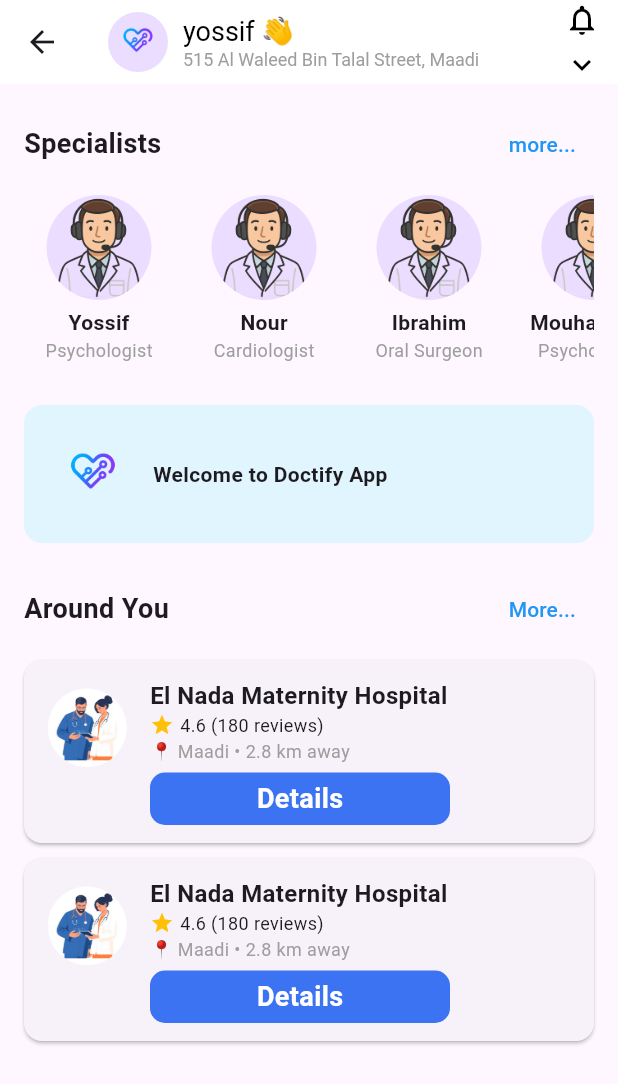
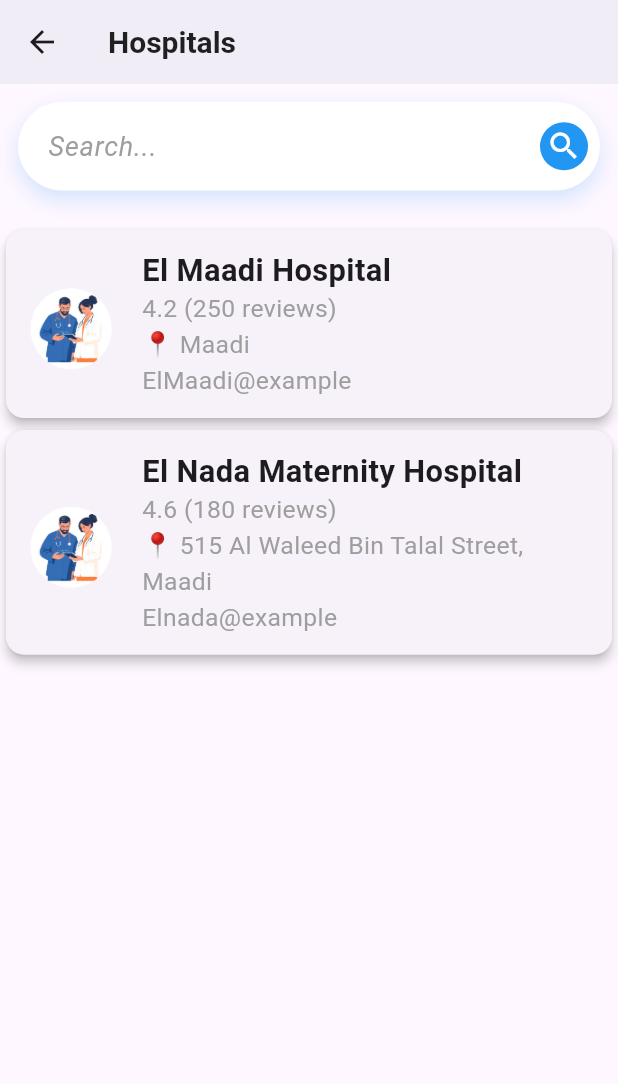
Before and after one commit to NourMahamoud/Healthy_System, a Flutter app: the HomeScreen screen opened directly, after a tap on "More...", on a phone screen of 412 x 824 dp. Shown: the top 1084 px of the screen. Run offline on Flutter 3.47's test engine with Material 3 defaults, Android fonts, the phone set to English and light mode, and no system bars; our stand-ins replace google_fonts, introduction_screen.

Commit message:
doctor and hospital screens

```diff
--- /dev/null
+++ b/lib/View/screens/details_Screens/more_hospitals.dart
@@ -0,0 +1,86 @@
+import 'package:doctifityapp/View/widgets/hospital_card.dart';
+import 'package:flutter/material.dart';
+import 'package:provider/provider.dart';
+
+import '../../../view_model/home_view_model.dart';
+import '../../widgets/more_app_bar.dart';
+
+class MoreHospitals extends StatefulWidget {
+  const MoreHospitals({super.key});
+
+  @override
+  State<MoreHospitals> createState() => _MoreHospitalsState();
+}
+
+class _MoreHospitalsState extends State<MoreHospitals> {
+  @override
+  Widget build(BuildContext context) {
+    final vm = context.watch<HomeViewModel>();
+    return Scaffold(
+      appBar: MoreAppBar(title: 'Hospitals', showBack: true),
+      body: Column(
+        children: [
+          Padding(
+            padding: const EdgeInsets.all(12),
+            child: Container(
+              decoration: BoxDecoration(
+                color: Colors.white,
+                borderRadius: BorderRadius.circular(30),
+                boxShadow: [
+                  BoxShadow(
+                    color: Colors.blue.withOpacity(0.2),
+                    blurRadius: 12,
+                    offset: Offset(0, 6),
+                  ),
+                ],
+              ),
+              child: TextField(
+                keyboardType: TextInputType.name,
+                cursorColor: Colors.lightBlue,
+                style: TextStyle(fontSize: 18),
+                decoration: InputDecoration(
+                  contentPadding: const EdgeInsets.symmetric(
+                    vertical: 16,
+                    horizontal: 20,
+                  ),
+                  hintText: "Search...",
+                  hintStyle: TextStyle(
+                    fontSize: 18,
+                    color: Colors.grey[500],
+                    fontStyle: FontStyle.italic,
+                  ),
+                  suffixIcon: Container(
+                    margin: const EdgeInsets.all(8),
+                    decoration: BoxDecoration(
+                      color: Colors.blue,
+                      shape: BoxShape.circle,
+                    ),
+                    child: const Icon(Icons.search, color: Colors.white),
+                  ),
+                  border: InputBorder.none,
+                ),
+              ),
+            ),
+          ),
+          SizedBox(height: 10),
+          Expanded(
+            child: ListView.builder(
+              itemCount: vm.hospitals.length,
+              itemBuilder: (context, index) {
+                final hospital = vm.hospitals[index];
+                return HospitalCard(
+                  image: hospital.imageUrl,
+                  name: hospital.name,
+                  email: hospital.email,
+                  rating: hospital.rating,
+                  reviews: hospital.reviews,
+                  location: hospital.location,
+                );
+              },
+            ),
+          ),
+        ],
+      ),
+    );
+  }
+}
--- a/lib/View/screens/main_screens/home_screen.dart
+++ b/lib/View/screens/main_screens/home_screen.dart
@@ -1,3 +1,5 @@
+import 'package:doctifityapp/View/screens/details_Screens/more_doctors.dart';
+import 'package:doctifityapp/View/screens/details_Screens/more_hospitals.dart';
 import 'package:doctifityapp/utills/ImagePath.dart';
 import 'package:doctifityapp/view_model/home_view_model.dart';
 import 'package:flutter/material.dart';
@@ -41,7 +43,7 @@
                       /*
                             user.address,
                             */
-                      "515 Al Waleed Bin Talal Street, Maadi",
+                      "11 Al Laithi ST El Sharabia",
                       style: const TextStyle(color: Colors.grey, fontSize: 12),
                     ),
                   ],
@@ -102,7 +104,11 @@
 
                 // Text Button Navigat to Doctors Page when we assgin as hospital
                 TextButton(
-                  onPressed: () {},
+                  onPressed: () {
+                    Navigator.of(context).push(
+                      MaterialPageRoute(builder: (context) => MoreDoctors()),
+                    );
+                  },
                   child: vm.doctors.length == 1
                       ? Text("")
                       : Text("more...", style: TextStyle(color: Colors.blue)),
@@ -176,7 +182,11 @@
                   style: TextStyle(fontSize: 18, fontWeight: FontWeight.bold),
                 ),
                 TextButton(
-                  onPressed: () {},
+                  onPressed: () {
+                    Navigator.of(context).push(
+                      MaterialPageRoute(builder: (context) => MoreHospitals()),
+                    );
+                  },
                   child: vm.hospitals.length == 1
                       ? Text("")
                       : Text("More...", style: TextStyle(color: Colors.blue)),
@@ -243,7 +253,7 @@
                                   ],
                                 ),
                                 Text(
-                                  "📍 ${hospital.location} • ${hospital.distance} km away",
+                                  "📍 ${hospital.location} ",
                                   style: TextStyle(
                                     fontSize: 12,
                                     color: Colors.grey,
--- /dev/null
+++ b/lib/View/widgets/hospital_card.dart
@@ -0,0 +1,86 @@
+import 'package:flutter/material.dart';
+
+class HospitalCard extends StatelessWidget {
+  final String image;
+  final String name;
+  final String? email;
+  final double rating;
+  final int reviews;
+  final String location;
+
+  const HospitalCard({
+    super.key,
+    required this.image,
+    required this.name,
+     this.email,
+    required this.rating,
+    required this.reviews,
+    required this.location,
+  });
+
+  @override
+  Widget build(BuildContext context) {
+    final screenWidth = MediaQuery.of(context).size.width;
+
+    return Card(
+      elevation: 3,
+      shape: RoundedRectangleBorder(borderRadius: BorderRadius.circular(12)),
+      child: Padding(
+        padding: EdgeInsets.all(screenWidth * 0.03),
+        child: Row(
+          children: [
+            ClipRRect(
+              borderRadius: BorderRadius.circular(8),
+              child: Image.asset(
+                image,
+                width: screenWidth * 0.15,
+                height: screenWidth * 0.15,
+                fit: BoxFit.cover,
+              ),
+            ),
+            SizedBox(width: screenWidth * 0.04),
+
+            Expanded(
+              child: Column(
+                crossAxisAlignment: CrossAxisAlignment.start,
+                children: [
+                  Text(
+                    name,
+                    style: TextStyle(
+                      fontWeight: FontWeight.bold,
+                      fontSize: screenWidth * 0.05,
+                    ),
+                  ),
+
+                  Text(
+                    "$rating ($reviews reviews)",
+                    style: TextStyle(
+                      color: Colors.grey,
+                      fontSize: screenWidth * 0.04,
+                    ),
+                  ),
+
+                  Text(
+                    "📍 $location",
+                    style: TextStyle(
+                      color: Colors.grey,
+                      fontSize: screenWidth * 0.04,
+                    ),
+                  ),
+
+                  email!=null ? Text(
+                    email!,
+                    style: TextStyle(
+                      color: Colors.grey,
+                      fontSize: screenWidth * 0.04,
+                    ),
+                  ): Text("Email Not Found")
+                ],
+              ),
+            ),
+          ],
+        ),
+      ),
+    );
+  }
+}
--- /dev/null
+++ b/lib/View/widgets/more_app_bar.dart
@@ -0,0 +1,38 @@
+import 'package:flutter/material.dart';
+
+class MoreAppBar extends StatelessWidget implements PreferredSizeWidget {
+  final String title;
+  final bool showBack;
+  final List<Widget>? actions;
+
+  const MoreAppBar({
+    super.key,
+    required this.title,
+    required this.showBack,
+    this.actions,
+  });
+  @override
+  Widget build(BuildContext context) {
+    return Scaffold(
+      appBar: AppBar(
+        backgroundColor: Colors.white,
+        title: Text(title, style: TextStyle(color: Colors.black87 , fontSize: 20 , fontWeight: FontWeight.bold)),
+        centerTitle: false,
+        elevation: 5,
+        titleTextStyle: TextStyle(fontSize: 18, fontWeight: FontWeight.bold),
+        leading: showBack
+            ? IconButton(
+                onPressed: () {
+                  Navigator.of(context).pop();
+                },
+                icon: Icon(Icons.arrow_back),
+              )
+            : null,
+        actions: actions,
+      ),
+    );
+  }
+
+  @override
+  Size get preferredSize => const Size.fromHeight(kToolbarHeight);
+}
--- a/lib/main.dart
+++ b/lib/main.dart
@@ -1,12 +1,6 @@
 import 'package:doctifityapp/View/screens/Introduction_Screens/Splash_Screen.dart';
-import 'package:doctifityapp/View/screens/main_screens/Appointments_screen.dart';
-import 'package:doctifityapp/View/screens/main_screens/MyAccount_screen.dart';
-import 'package:doctifityapp/View/screens/main_screens/home_screen.dart';
-import 'package:doctifityapp/View/screens/main_screens/notification_screen.dart';
 import 'package:flutter/material.dart';
-import 'package:doctifityapp/View/screens/AuthScreens/Selection_Screen.dart';
 import 'package:provider/provider.dart';
-import 'View/screens/main_navigation.dart';
 import 'view_model/home_view_model.dart';
 import 'view_model/navigation_view_model.dart';
 
--- a/lib/model/model_hospital.dart
+++ b/lib/model/model_hospital.dart
@@ -3,7 +3,6 @@
   final double rating;
   final int reviews;
   final String location;
-  final double distance;
   final String imageUrl;
   final String email;
 
@@ -13,7 +12,6 @@
     required this.rating,
     required this.reviews,
     required this.location,
-    required this.distance,
     required this.imageUrl,
   });
 }
--- a/lib/view_model/home_view_model.dart
+++ b/lib/view_model/home_view_model.dart
@@ -26,7 +26,7 @@
         age: '20',
         email: 'yossif@example',
         imageUrl: Image_path().doctor_headphone,
-        address: '515 Al Waleed Bin Talal Street, Maadi',
+        address: '11 Al Laithi ST El Sharabia',
       ),
       User(
         name: 'Ahmed',
@@ -76,20 +76,18 @@
 
     _hospitals = [
       Hospital(
-        name: "El Nada Maternity Hospital",
-        rating: 4.6,
-        reviews: 180,
+        name: "El Maadi Hospital",
+        rating: 4.2,
+        reviews: 250,
         location: "Maadi",
-        distance: 2.8,
         imageUrl: Image_path().selection,
-        email: 'Elnada@example',
+        email: 'ElMaadi@example',
       ),
       Hospital(
         name: "El Nada Maternity Hospital",
         rating: 4.6,
         reviews: 180,
-        location: "Maadi",
-        distance: 2.8,
+        location: "515 Al Waleed Bin Talal Street, Maadi",
         imageUrl: Image_path().selection,
         email: 'Elnada@example',
       ),
```
Also changed, not shown: lib/View/screens/Introduction_Screens/OnBoarding_Screens.dart (+6 -6 lines), lib/View/screens/details_Screens/more_doctors.dart (added, +83 -0 lines), lib/View/widgets/doctor_card.dart (added, +82 -0 lines), 1 other file.
